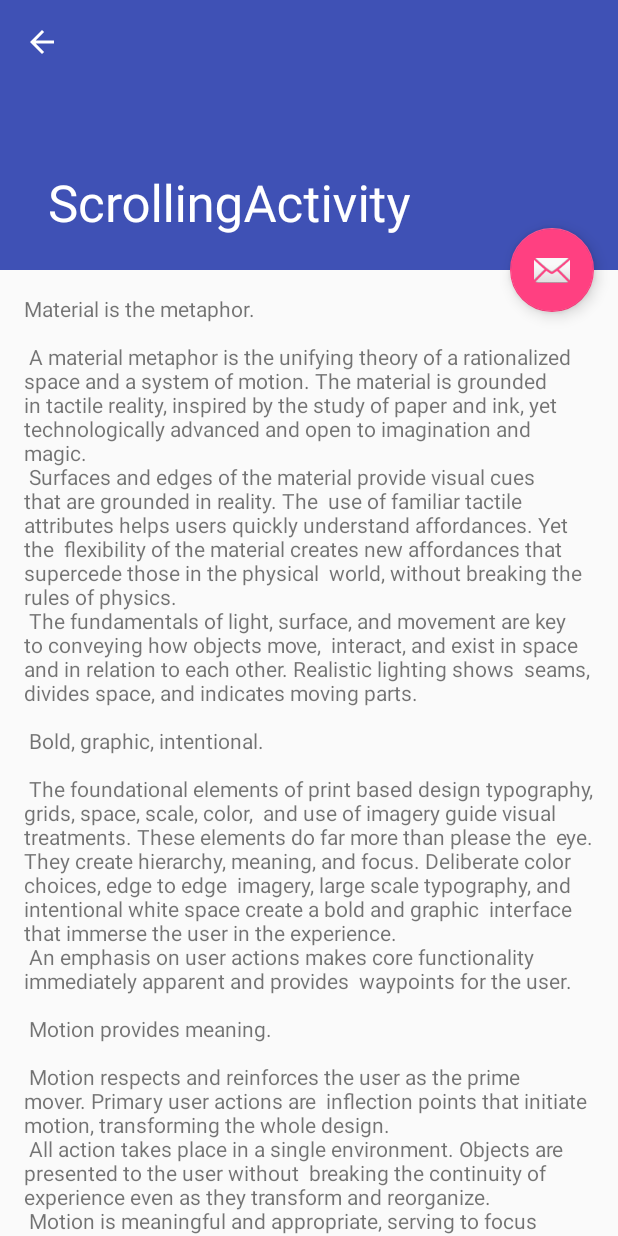
After one commit to SDUT2018/05_ColorChooser_Prep, an Android app: the ScrollingActivity screen opened directly, with no data from a screen before it, on a phone screen of 412 x 824 dp. The commit adds this screen. Run offline under Robolectric (Android 15) with nearby library versions, the phone set to English and light mode, and no system bars.

Commit message:
Add a new ScrollingActivity

```diff
--- a/ColorChooser/app/build.gradle
+++ b/ColorChooser/app/build.gradle
@@ -25,8 +25,8 @@ android {
 }
 
 dependencies {
-    compile fileTree(dir: 'libs', include: ['*.jar'])
-    testCompile 'junit:junit:4.12'
+    implementation fileTree(dir: 'libs', include: ['*.jar'])
+    testImplementation 'junit:junit:4.12'
     implementation 'com.android.support:appcompat-v7:27.1.0'
     implementation 'com.android.support:design:27.1.0'
     implementation 'com.github.QuadFlask:colorpicker:0.0.9'
--- /dev/null
+++ b/ColorChooser/app/src/main/java/edu/rosehulman/boutell/colorchooser/ScrollingActivity.java
@@ -0,0 +1,29 @@
+package edu.rosehulman.boutell.colorchooser;
+
+import android.os.Bundle;
+import android.support.design.widget.FloatingActionButton;
+import android.support.design.widget.Snackbar;
+import android.support.v7.app.AppCompatActivity;
+import android.support.v7.widget.Toolbar;
+import android.view.View;
+
+public class ScrollingActivity extends AppCompatActivity {
+
+  @Override
+  protected void onCreate(Bundle savedInstanceState) {
+    super.onCreate(savedInstanceState);
+    setContentView(R.layout.activity_scrolling);
+    Toolbar toolbar = (Toolbar) findViewById(R.id.toolbar);
+    setSupportActionBar(toolbar);
+
+    FloatingActionButton fab = (FloatingActionButton) findViewById(R.id.fab);
+    fab.setOnClickListener(new View.OnClickListener() {
+      @Override
+      public void onClick(View view) {
+        Snackbar.make(view, "Replace with your own action", Snackbar.LENGTH_LONG)
+            .setAction("Action", null).show();
+      }
+    });
+    getSupportActionBar().setDisplayHomeAsUpEnabled(true);
+  }
+}
--- /dev/null
+++ b/ColorChooser/app/src/main/res/layout/activity_scrolling.xml
@@ -0,0 +1,48 @@
+<?xml version="1.0" encoding="utf-8"?>
+<android.support.design.widget.CoordinatorLayout
+    xmlns:android="http://schemas.android.com/apk/res/android"
+    xmlns:app="http://schemas.android.com/apk/res-auto"
+    xmlns:tools="http://schemas.android.com/tools"
+    android:layout_width="match_parent"
+    android:layout_height="match_parent"
+    android:fitsSystemWindows="true"
+    tools:context=".ScrollingActivity">
+
+    <android.support.design.widget.AppBarLayout
+        android:id="@+id/app_bar"
+        android:layout_width="match_parent"
+        android:layout_height="@dimen/app_bar_height"
+        android:fitsSystemWindows="true"
+        android:theme="@style/AppTheme.AppBarOverlay">
+
+        <android.support.design.widget.CollapsingToolbarLayout
+            android:id="@+id/toolbar_layout"
+            android:layout_width="match_parent"
+            android:layout_height="match_parent"
+            android:fitsSystemWindows="true"
+            app:contentScrim="?attr/colorPrimary"
+            app:layout_scrollFlags="scroll|exitUntilCollapsed"
+            app:toolbarId="@+id/toolbar">
+
+            <android.support.v7.widget.Toolbar
+                android:id="@+id/toolbar"
+                android:layout_width="match_parent"
+                android:layout_height="?attr/actionBarSize"
+                app:layout_collapseMode="pin"
+                app:popupTheme="@style/AppTheme.PopupOverlay"/>
+
+        </android.support.design.widget.CollapsingToolbarLayout>
+    </android.support.design.widget.AppBarLayout>
+
+    <include layout="@layout/content_scrolling"/>
+
+    <android.support.design.widget.FloatingActionButton
+        android:id="@+id/fab"
+        android:layout_width="wrap_content"
+        android:layout_height="wrap_content"
+        android:layout_margin="@dimen/fab_margin"
+        app:layout_anchor="@id/app_bar"
+        app:layout_anchorGravity="bottom|end"
+        app:srcCompat="@android:drawable/ic_dialog_email"/>
+
+</android.support.design.widget.CoordinatorLayout>
--- /dev/null
+++ b/ColorChooser/app/src/main/res/layout/content_scrolling.xml
@@ -0,0 +1,18 @@
+<?xml version="1.0" encoding="utf-8"?>
+<android.support.v4.widget.NestedScrollView
+    xmlns:android="http://schemas.android.com/apk/res/android"
+    xmlns:app="http://schemas.android.com/apk/res-auto"
+    xmlns:tools="http://schemas.android.com/tools"
+    android:layout_width="match_parent"
+    android:layout_height="match_parent"
+    app:layout_behavior="@string/appbar_scrolling_view_behavior"
+    tools:context=".ScrollingActivity"
+    tools:showIn="@layout/activity_scrolling">
+
+    <TextView
+        android:layout_width="wrap_content"
+        android:layout_height="wrap_content"
+        android:layout_margin="@dimen/text_margin"
+        android:text="@string/large_text"/>
+
+</android.support.v4.widget.NestedScrollView>
--- /dev/null
+++ b/ColorChooser/app/src/main/res/menu/menu_scrolling.xml
@@ -0,0 +1,10 @@
+<menu xmlns:android="http://schemas.android.com/apk/res/android"
+      xmlns:app="http://schemas.android.com/apk/res-auto"
+      xmlns:tools="http://schemas.android.com/tools"
+      tools:context="edu.rosehulman.boutell.colorchooser.ScrollingActivity">
+    <item
+        android:id="@+id/action_settings"
+        android:orderInCategory="100"
+        android:title="@string/action_settings"
+        app:showAsAction="never"/>
+</menu>
--- a/ColorChooser/app/src/main/res/values/dimens.xml
+++ b/ColorChooser/app/src/main/res/values/dimens.xml
@@ -3,4 +3,6 @@
     <dimen name="activity_horizontal_margin">16dp</dimen>
     <dimen name="activity_vertical_margin">16dp</dimen>
     <dimen name="fab_margin">16dp</dimen>
+    <dimen name="app_bar_height">180dp</dimen>
+    <dimen name="text_margin">16dp</dimen>
 </resources>
--- a/ColorChooser/app/src/main/res/values/strings.xml
+++ b/ColorChooser/app/src/main/res/values/strings.xml
@@ -5,4 +5,94 @@
     <string name="menu_main_change_color">Change color</string>
     <string name="activity_input_message_hint">Enter a message</string>
     <string name="activity_input_color_button">Choose color</string>
+    <string name="title_activity_scrolling">ScrollingActivity</string>
+    <string name="large_text">
+        "Material is the metaphor.\n\n"
+
+        "A material metaphor is the unifying theory of a rationalized space and a system of motion."
+        "The material is grounded in tactile reality, inspired by the study of paper and ink, yet "
+        "technologically advanced and open to imagination and magic.\n"
+        "Surfaces and edges of the material provide visual cues that are grounded in reality. The "
+        "use of familiar tactile attributes helps users quickly understand affordances. Yet the "
+        "flexibility of the material creates new affordances that supercede those in the physical "
+        "world, without breaking the rules of physics.\n"
+        "The fundamentals of light, surface, and movement are key to conveying how objects move, "
+        "interact, and exist in space and in relation to each other. Realistic lighting shows "
+        "seams, divides space, and indicates moving parts.\n\n"
+
+        "Bold, graphic, intentional.\n\n"
+
+        "The foundational elements of print based design typography, grids, space, scale, color, "
+        "and use of imagery guide visual treatments. These elements do far more than please the "
+        "eye. They create hierarchy, meaning, and focus. Deliberate color choices, edge to edge "
+        "imagery, large scale typography, and intentional white space create a bold and graphic "
+        "interface that immerse the user in the experience.\n"
+        "An emphasis on user actions makes core functionality immediately apparent and provides "
+        "waypoints for the user.\n\n"
+
+        "Motion provides meaning.\n\n"
+
+        "Motion respects and reinforces the user as the prime mover. Primary user actions are "
+        "inflection points that initiate motion, transforming the whole design.\n"
+        "All action takes place in a single environment. Objects are presented to the user without "
+        "breaking the continuity of experience even as they transform and reorganize.\n"
+        "Motion is meaningful and appropriate, serving to focus attention and maintain continuity. "
+        "Feedback is subtle yet clear. Transitions are efﬁcient yet coherent.\n\n"
+
+        "3D world.\n\n"
+
+        "The material environment is a 3D space, which means all objects have x, y, and z "
+        "dimensions. The z-axis is perpendicularly aligned to the plane of the display, with the "
+        "positive z-axis extending towards the viewer. Every sheet of material occupies a single "
+        "position along the z-axis and has a standard 1dp thickness.\n"
+        "On the web, the z-axis is used for layering and not for perspective. The 3D world is "
+        "emulated by manipulating the y-axis.\n\n"
+
+        "Light and shadow.\n\n"
+
+        "Within the material environment, virtual lights illuminate the scene. Key lights create "
+        "directional shadows, while ambient light creates soft shadows from all angles.\n"
+        "Shadows in the material environment are cast by these two light sources. In Android "
+        "development, shadows occur when light sources are blocked by sheets of material at "
+        "various positions along the z-axis. On the web, shadows are depicted by manipulating the "
+        "y-axis only. The following example shows the card with a height of 6dp.\n\n"
+
+        "Resting elevation.\n\n"
+
+        "All material objects, regardless of size, have a resting elevation, or default elevation "
+        "that does not change. If an object changes elevation, it should return to its resting "
+        "elevation as soon as possible.\n\n"
+
+        "Component elevations.\n\n"
+
+        "The resting elevation for a component type is consistent across apps (e.g., FAB elevation "
+        "does not vary from 6dp in one app to 16dp in another app).\n"
+        "Components may have different resting elevations across platforms, depending on the depth "
+        "of the environment (e.g., TV has a greater depth than mobile or desktop).\n\n"
+
+        "Responsive elevation and dynamic elevation offsets.\n\n"
+
+        "Some component types have responsive elevation, meaning they change elevation in response "
+        "to user input (e.g., normal, focused, and pressed) or system events. These elevation "
+        "changes are consistently implemented using dynamic elevation offsets.\n"
+        "Dynamic elevation offsets are the goal elevation that a component moves towards, relative "
+        "to the component’s resting state. They ensure that elevation changes are consistent "
+        "across actions and component types. For example, all components that lift on press have "
+        "the same elevation change relative to their resting elevation.\n"
+        "Once the input event is completed or cancelled, the component will return to its resting "
+        "elevation.\n\n"
+
+        "Avoiding elevation interference.\n\n"
+
+        "Components with responsive elevations may encounter other components as they move between "
+        "their resting elevations and dynamic elevation offsets. Because material cannot pass "
+        "through other material, components avoid interfering with one another any number of ways, "
+        "whether on a per component basis or using the entire app layout.\n"
+        "On a component level, components can move or be removed before they cause interference. "
+        "For example, a floating action button (FAB) can disappear or move off screen before a "
+        "user picks up a card, or it can move if a snackbar appears.\n"
+        "On the layout level, design your app layout to minimize opportunities for interference. "
+        "For example, position the FAB to one side of stream of a cards so the FAB won’t interfere "
+        "when a user tries to pick up one of cards.\n\n"
+    </string>
 </resources>
--- a/ColorChooser/app/src/main/res/values/styles.xml
+++ b/ColorChooser/app/src/main/res/values/styles.xml
@@ -13,8 +13,8 @@
         <item name="windowNoTitle">true</item>
     </style>
 
-    <style name="AppTheme.AppBarOverlay" parent="ThemeOverlay.AppCompat.Dark.ActionBar" />
+    <style name="AppTheme.AppBarOverlay" parent="ThemeOverlay.AppCompat.Dark.ActionBar"/>
 
-    <style name="AppTheme.PopupOverlay" parent="ThemeOverlay.AppCompat.Light" />
+    <style name="AppTheme.PopupOverlay" parent="ThemeOverlay.AppCompat.Light"/>
 
 </resources>
```
Also changed, not shown: ColorChooser/app/src/main/AndroidManifest.xml (+15 -3 lines).
